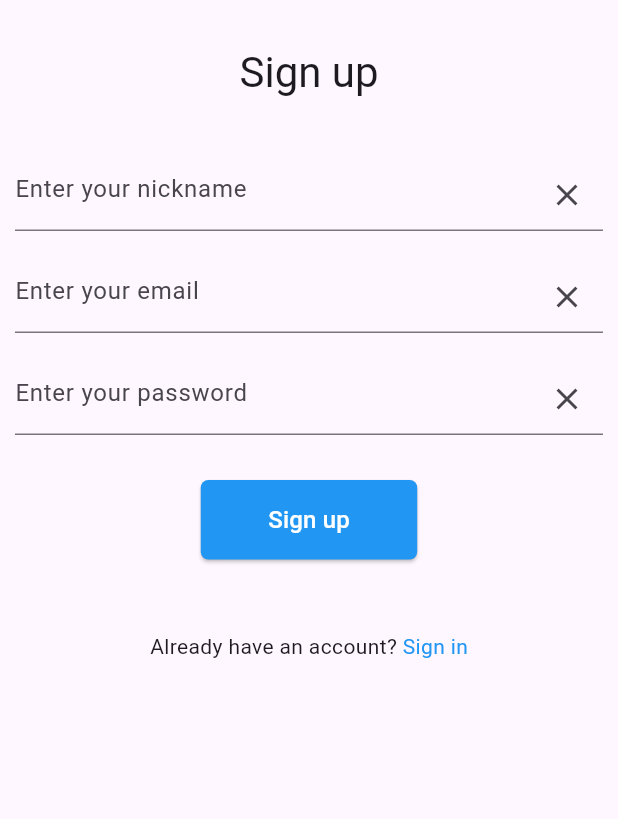
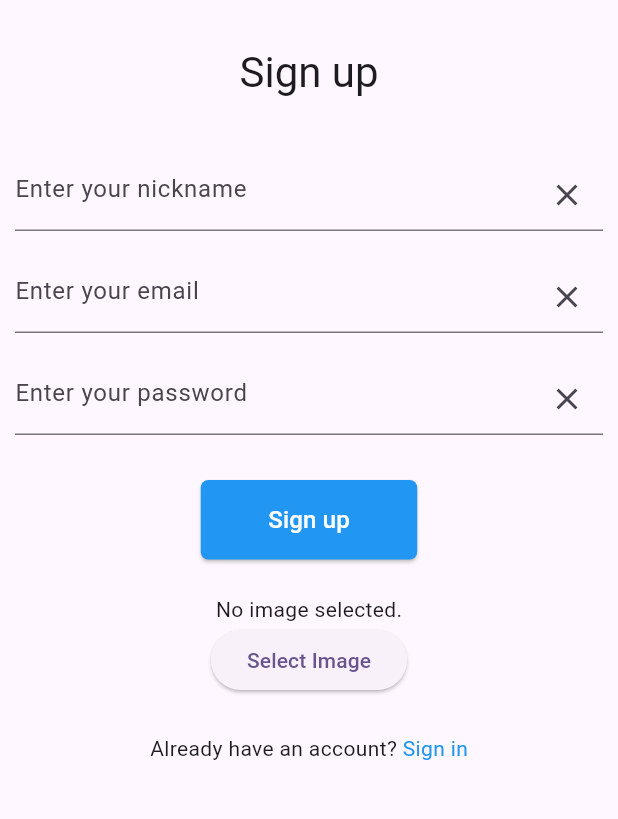
Before and after one commit to miss1/bounty_romance, a Flutter app: the Registration screen opened directly, on a phone screen of 412 x 824 dp, the part 84-903 px from its top. Run offline on Flutter 3.47's test engine with Material 3 defaults, Android fonts, the phone set to English and light mode, and no system bars; our stand-ins replace cloud_firestore, email_validator, firebase_auth, firebase_core, image_picker; accounts and stored records are empty.

Commit message:
added image upload code to registration_page.dart

```diff
--- a/lib/registration_page.dart
+++ b/lib/registration_page.dart
@@ -1,8 +1,10 @@
+import 'dart:io';
 import 'package:flutter/material.dart';
 import 'package:firebase_auth/firebase_auth.dart';
 import 'login_page.dart';
 import 'db.dart';
 import 'package:email_validator/email_validator.dart';
+import 'package:image_picker/image_picker.dart';
 
 class RegistrationPage extends StatelessWidget {
   const RegistrationPage({super.key});
@@ -36,6 +38,31 @@ class _RegistrationState extends State<Registration> {
   final TextEditingController _passwordController = TextEditingController();
   final TextEditingController _nameController = TextEditingController();
   String registerErrorMsg = '';
+  File? image;
+
+  Future<void> getImageFromGallery() async {
+    final pickedFile = await ImagePicker().pickImage(source: ImageSource.gallery);
+
+    setState(() {
+      if (pickedFile != null) {
+        image = File(pickedFile.path);
+      } else {
+        print('No image selected.');
+      }
+    });
+  }
+
+  Future<void> takePicture() async {
+    final pickedFile = await ImagePicker().pickImage(source: ImageSource.camera);
+
+    setState(() {
+      if (pickedFile != null) {
+        image = File(pickedFile.path);
+      } else {
+        print('No image selected.');
+      }
+    });
+  }
 
   void navigateToLogin() {
     if (Navigator.of(context, rootNavigator: true).canPop()) {
@@ -78,6 +105,14 @@ class _RegistrationState extends State<Registration> {
 
   @override
   Widget build(BuildContext context) {
+    // this widget shows the image uploaded by user
+    Widget imageWidget = Container(); // Initialize with an empty Container
+    if (image != null) {
+      imageWidget = Image.file(image!);
+    } else {
+      imageWidget = Text('No image selected.');
+    }
+
     return Scaffold(
       appBar: AppBar(
         backgroundColor: Theme.of(context).colorScheme.inversePrimary,
@@ -193,7 +228,20 @@ class _RegistrationState extends State<Registration> {
                         ),
                         Center(
                           child: Text(registerErrorMsg, style: const TextStyle(fontSize: 16.0, color: Colors.red)),
-                        )
+                        ),
+
+                        // upload image
+                        Center(
+                          child: Column(
+                            children: [
+                              imageWidget,
+                              ElevatedButton(
+                                onPressed: getImageFromGallery,
+                                child: Text('Select Image'),
+                              ),
+                            ],
+                          ),
+                        ),
                       ],
                     ),
                   ),
```
